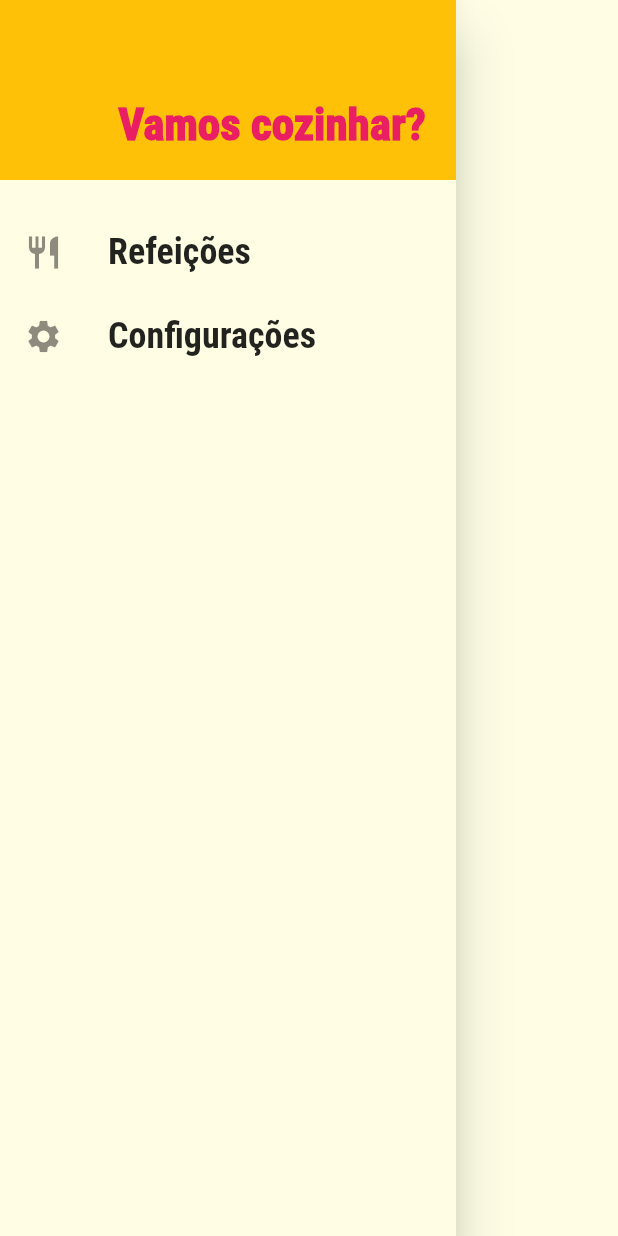
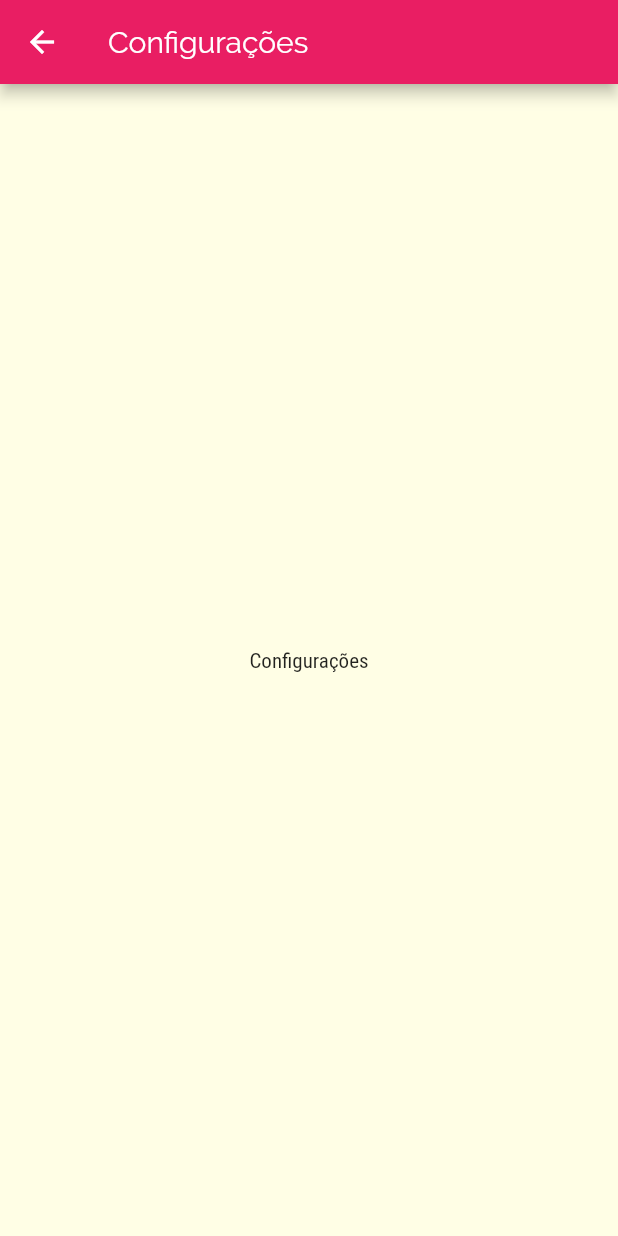
Before and after one commit to albertobezerra/comidas_flutter, a Flutter app: the MainDrwaer widget shown alone on an empty page, opened directly, after a tap on "Configurações", on a phone screen of 412 x 824 dp. Run offline on Flutter 3.47's test engine with Material 2 defaults, Android fonts, the phone set to English and light mode, and no system bars; network calls fail; Roboto replaces fonts that are missing (RobotoCondensed).

Commit message:
Criando os links do drawer e a tela configurações

```diff
--- a/lib/components/main_drawer.dart
+++ b/lib/components/main_drawer.dart
@@ -1,9 +1,11 @@
+import 'package:comidas/utils/app_routes.dart';
 import 'package:flutter/material.dart';
 
 class MainDrwaer extends StatelessWidget {
   Widget _createItem(
     IconData icon,
     String label,
+    Function onTap,
   ) {
     return ListTile(
       leading: Icon(
@@ -18,7 +20,7 @@
           fontWeight: FontWeight.bold,
         ),
       ),
-      onTap: () {},
+      onTap: onTap,
     );
   }
 
@@ -45,8 +47,16 @@
           SizedBox(
             height: 20,
           ),
-          _createItem(Icons.restaurant, 'Refeições'),
-          _createItem(Icons.settings, 'Configurações')
+          _createItem(
+            Icons.restaurant,
+            'Refeições',
+            () => Navigator.of(context).pushNamed(AppRoutes.HOME),
+          ),
+          _createItem(
+            Icons.settings,
+            'Configurações',
+            () => Navigator.of(context).pushNamed(AppRoutes.SETTINGS),
+          ),
         ],
       ),
     );
--- a/lib/main.dart
+++ b/lib/main.dart
@@ -1,5 +1,6 @@
 import 'package:comidas/screens/categories_meals_screen.dart';
 import 'package:comidas/screens/meal_detail_screen.dart';
+import 'package:comidas/screens/settings.dart';
 import 'package:comidas/screens/tabs_screen.dart';
 import 'package:comidas/utils/app_routes.dart';
 import 'package:flutter/material.dart';
@@ -25,6 +26,7 @@
         AppRoutes.HOME: (ctx) => TabsScreen(),
         AppRoutes.CATEGORIES_MEALS: (ctx) => CategoriesMealsScreen(),
         AppRoutes.MEAL_DETAIL: (ctx) => MealDetailScreen(),
+        AppRoutes.SETTINGS: (ctx) => SettingsScreen(),
       },
     );
   }
--- /dev/null
+++ b/lib/screens/settings.dart
@@ -0,0 +1,15 @@
+import 'package:flutter/material.dart';
+
+class SettingsScreen extends StatelessWidget {
+  @override
+  Widget build(BuildContext context) {
+    return Scaffold(
+      appBar: AppBar(
+        title: Text('Configurações'),
+      ),
+      body: Center(
+        child: Text('Configurações'),
+      ),
+    );
+  }
+}
--- a/lib/utils/app_routes.dart
+++ b/lib/utils/app_routes.dart
@@ -2,4 +2,5 @@
   static const HOME = '/';
   static const CATEGORIES_MEALS = '/cateroties-meals';
   static const MEAL_DETAIL = '/meal-detail';
+  static const SETTINGS = '/settings';
 }
```
